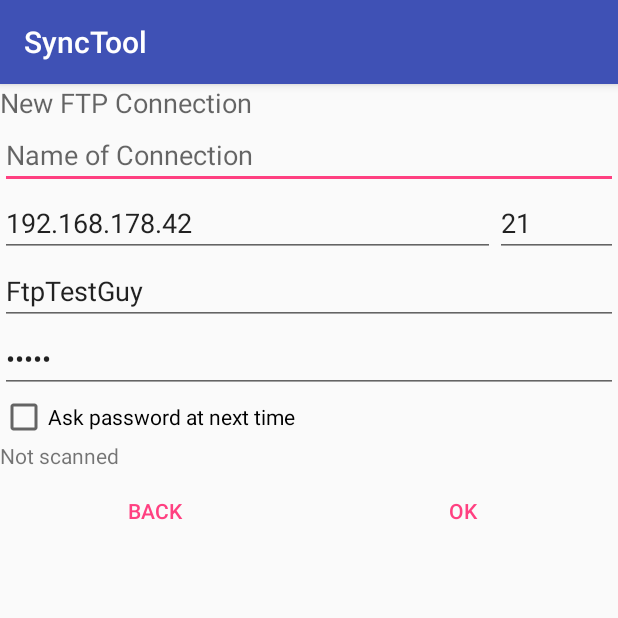
After one commit to TheAkki/Synctool, an Android app: the Wizzard_NewFtpConnection screen opened directly, with no data from a screen before it, on a phone screen of 412 x 824 dp, the top half of it. The commit adds this screen. Run offline under Robolectric (Android 15) with nearby library versions, the phone set to English and light mode, and no system bars.

Commit message:
Implement FTP Feature

```diff
--- a/app/src/main/AndroidManifest.xml
+++ b/app/src/main/AndroidManifest.xml
@@ -25,6 +25,7 @@
         <activity android:name=".Wizzard_New1" />
         <activity android:name=".Wizzard_New2" />
         <activity android:name=".Wizzard_NewOwnCloudConnection" />
+        <activity android:name=".Wizzard_NewFtpConnection" />
     </application>
 
 </manifest>
--- /dev/null
+++ b/app/src/main/java/theakki/synctool/Wizzard_NewFtpConnection.java
@@ -0,0 +1,205 @@
+package theakki.synctool;
+
+import android.app.Activity;
+import android.content.Intent;
+import android.os.Bundle;
+import android.support.v7.app.AppCompatActivity;
+import android.view.View;
+import android.widget.Button;
+import android.widget.CheckBox;
+import android.widget.CompoundButton;
+import android.widget.EditText;
+import android.widget.TextView;
+import android.widget.Toast;
+
+import theakki.synctool.Helper.Permissions;
+import theakki.synctool.Helper.PreferencesHelper;
+import theakki.synctool.Job.ConnectionTypes.ConnectionTypes;
+import theakki.synctool.Job.ConnectionTypes.FTPConnection;
+import theakki.synctool.Job.NamedConnectionHandler;
+
+public class Wizzard_NewFtpConnection extends AppCompatActivity
+{
+    private Button _btnBack;
+    private Button _btnOk;
+    private EditText _txtUrl;
+    private EditText _txtName;
+    private EditText _txtUser;
+    private EditText _txtPassword;
+    private CheckBox _cbAskPassword;
+    private TextView _txtConnStatus;
+    private CheckBox _cbFtps;
+    private EditText _txtPort;
+
+
+    @Override
+    public void onCreate(Bundle savedInstanceState) {
+        super.onCreate(savedInstanceState);
+        // Get the view from new_activity.xml
+        setContentView(R.layout.activity_newftpconnection);
+
+        // Back Button
+        _btnBack = findViewById(R.id.btn_Back);
+        _btnBack.setOnClickListener(new View.OnClickListener()
+        {
+            @Override
+            public void onClick(View view)
+            {
+                clickBack();
+            }
+        });
+
+        // Ok Button
+        _btnOk = findViewById(R.id.btn_Ok);
+        _btnOk.setOnClickListener(new View.OnClickListener() {
+            @Override
+            public void onClick(View view) {
+                clickOk(view);
+            }
+        });
+
+        // Url Text
+        _txtUrl = findViewById(R.id.txt_Url);
+
+        // Port Text
+        _txtPort = findViewById(R.id.txt_Port);
+
+        // Checkbox
+        _cbFtps = findViewById(R.id.cb_tls);
+        _cbFtps.setOnCheckedChangeListener(new CompoundButton.OnCheckedChangeListener() {
+            @Override
+            public void onCheckedChanged(CompoundButton buttonView, boolean isChecked) {
+                onTlsChanged(isChecked, _txtPort);
+            }
+        });
+
+        // Button Scan
+        //_btnScan = findViewById(R.id.btn_Scan);
+        //_btnScan.setOnClickListener(new View.OnClickListener() {
+        //    @Override
+        //    public void onClick(View view) {
+        //        clickScan();
+        //    }
+        //});
+
+        // Name Text
+        _txtName = findViewById(R.id.txt_Name);
+
+        // Status Text
+        _txtConnStatus = findViewById(R.id.txt_ConnectionStatus);
+
+        // Username Text
+        _txtUser = findViewById(R.id.txt_username);
+
+        // Password Text
+        _txtPassword = findViewById(R.id.txt_Password);
+
+        // Checkbox Ask Password
+        _cbAskPassword = findViewById(R.id.cb_AskPassword);
+
+        Permissions.requestForPermissionInternet(this);
+    }
+
+
+    private void onTlsChanged(boolean bIsChecked, EditText txtPort)
+    {
+        // maybe change port here
+    }
+
+
+    private void clickBack()
+    {
+        final Intent intent = new Intent();
+        setResult(Activity.RESULT_CANCELED, intent);
+        finish();
+    }
+
+
+    private boolean _bConnectionValid = false;
+    private boolean _bUserPermissionOk = false;
+    private void clickOk(View v)
+    {
+        String strName = _txtName.getText().toString().trim();
+
+        if(strName.length() == 0) {
+            Toast.makeText(v.getContext(), R.string.Toast_JobNameIsEmpty, Toast.LENGTH_SHORT).show();
+            return;
+        }
+
+        if(NamedConnectionHandler.getInstance().existConnection(strName) == true)
+        {
+            String strError = getString(R.string.Toast_ConnectionExist, strName);
+            Toast.makeText(v.getContext(), strError, Toast.LENGTH_SHORT).show();
+            return;
+        }
+
+        Thread thread = new Thread(new Runnable() {
+            @Override
+            public void run() {
+                try {
+                    final String username = _txtUser.getText().toString().trim();
+                    final String password = _txtPassword.getText().toString();
+                    final String strUri = _txtUrl.getText().toString().trim();
+                    final int iPort = Integer.parseInt(_txtPort.getText().toString());
+                    final boolean bTls = _cbFtps.isChecked();
+
+                    _bConnectionValid = FTPConnection.isAvailable(strUri, iPort, bTls);
+                    if(_bConnectionValid == false)
+                    {
+                        _bUserPermissionOk = false;
+                        return;
+                    }
+
+                    _bUserPermissionOk = FTPConnection.IsAccessible(strUri, iPort, bTls, username, password);
+                } catch(Exception e) {
+                    e.printStackTrace();
+                }
+            }
+        });
+        thread.start();
+
+        if(_bConnectionValid)
+        {
+            _txtConnStatus.setText(getApplication().getResources().getString(R.string.ConnectionTestStatus_ScannedAvailable));
+
+            if(_bUserPermissionOk)
+            {
+                _txtConnStatus.setText(getApplication().getResources().getString(R.string.ConnectionTestStatus_AccessGranted));
+            }
+            else
+            {
+                _txtConnStatus.setText(getApplication().getResources().getString(R.string.ConnectionTestStatus_AccessDenied));
+                Toast.makeText(v.getContext(), R.string.Toast_InvalidUserPassword, Toast.LENGTH_SHORT).show();
+                return;
+            }
+        }
+        else
+        {
+            _txtConnStatus.setText(getApplication().getResources().getString(R.string.ConnectionTestStatus_ScannedNotAvailable));
+            return;
+        }
+
+
+        NamedConnectionHandler.Connection connection = new NamedConnectionHandler.Connection();
+        connection.Url = _txtUrl.getText().toString().trim();
+        connection.Port = Integer.parseInt( _txtPort.getText().toString() );
+        connection.User = _txtUser.getText().toString().trim();
+        connection.Password = _txtPassword.getText().toString();
+        connection.Type = ConnectionTypes.FTP;
+        boolean storePassword = !_cbAskPassword.isChecked();
+
+        NamedConnectionHandler.getInstance().add(strName, connection, storePassword);
+        PreferencesHelper.getInstance().saveData(this, NamedConnectionHandler.getInstance());
+
+        final Intent intent = new Intent();
+        intent.putExtra(Wizzard_New2.Extra_ConnectionName, strName);
+        setResult(Activity.RESULT_OK, intent);
+        finish();
+    }
+
+
+    private void setEnableOkButton(boolean visible)
+    {
+        _btnOk.setEnabled(visible);
+    }
+}
--- /dev/null
+++ b/app/src/main/res/layout/activity_newftpconnection.xml
@@ -0,0 +1,120 @@
+<?xml version="1.0" encoding="utf-8"?>
+<LinearLayout xmlns:android="http://schemas.android.com/apk/res/android"
+    xmlns:tools="http://schemas.android.com/tools"
+    android:layout_width="match_parent"
+    android:layout_height="wrap_content"
+    android:orientation="vertical">
+
+    <TextView
+        android:layout_width="match_parent"
+        android:layout_height="wrap_content"
+        android:text="@string/Caption_NewFtpConnection"
+        android:textAppearance="@android:style/TextAppearance.Material.Medium"/>
+
+    <EditText
+        android:id="@+id/txt_Name"
+        android:layout_width="match_parent"
+        android:layout_height="wrap_content"
+        android:ems="10"
+        android:hint="@string/Hint_NameConnection"
+        android:inputType="text|textPersonName"
+        tools:text="Test Verbindung" />
+
+    <LinearLayout
+        android:layout_width="match_parent"
+        android:layout_height="match_parent"
+        android:orientation="horizontal">
+
+        <EditText
+            android:id="@+id/txt_Url"
+            android:layout_width="match_parent"
+            android:layout_height="wrap_content"
+            android:ems="10"
+            android:hint="@string/Hint_IP_Domain"
+            android:inputType="textUri|textPersonName"
+            android:text="@string/Ftp_Connection_Url"
+            android:layout_weight="1"/>
+
+        <EditText
+            android:id="@+id/txt_Port"
+            android:layout_width="match_parent"
+            android:layout_height="wrap_content"
+            android:text="@string/Ftp_DefaultPort"
+            android:hint="@string/Hint_Port"
+            android:ems="10"
+            android:inputType="numberDecimal"
+            android:layout_weight="4"
+            tools:text="65325"/>
+
+    </LinearLayout>
+
+    <CheckBox
+        android:id="@+id/cb_tls"
+        android:layout_width="match_parent"
+        android:layout_height="wrap_content"
+        android:text="@string/Checkbox_UseFTPS"
+        android:visibility="gone"/>
+
+    <EditText
+        android:id="@+id/txt_username"
+        android:layout_width="match_parent"
+        android:layout_height="wrap_content"
+        android:ems="10"
+        android:hint="@string/Hint_Username"
+        android:inputType="text"
+        android:text="@string/Ftp_Connection_User"
+        android:visibility="visible" />
+
+    <EditText
+        android:id="@+id/txt_Password"
+        android:layout_width="match_parent"
+        android:layout_height="wrap_content"
+        android:ems="10"
+        android:hint="@string/Hint_Password"
+        android:inputType="textPassword"
+        android:text="@string/Ftp_Connection_Pass"
+        android:visibility="visible" />
+
+    <CheckBox
+        android:id="@+id/cb_AskPassword"
+        android:layout_width="match_parent"
+        android:layout_height="wrap_content"
+        android:text="@string/Checkbox_AskPassword_NextTime"
+        android:visibility="visible" />
+
+    <TextView
+        android:id="@+id/txt_ConnectionStatus"
+        android:layout_width="match_parent"
+        android:layout_height="wrap_content"
+        android:layout_weight="1"
+        android:text="@string/ConnectionTestStatus_NotScanned" />
+
+    <Button
+        android:id="@+id/btn_Scan"
+        android:layout_width="match_parent"
+        android:layout_height="wrap_content"
+        android:text="@string/Button_Scan"
+        android:visibility="gone"/>
+
+    <LinearLayout
+        android:layout_width="match_parent"
+        android:layout_height="wrap_content"
+        android:orientation="horizontal">
+
+        <Button
+            android:id="@+id/btn_Back"
+            style="?android:buttonBarButtonStyle"
+            android:layout_width="wrap_content"
+            android:layout_height="wrap_content"
+            android:layout_weight="1"
+            android:text="@string/Button_Back" />
+
+        <Button
+            android:id="@+id/btn_Ok"
+            style="?android:buttonBarButtonStyle"
+            android:layout_width="wrap_content"
+            android:layout_height="wrap_content"
+            android:layout_weight="1"
+            android:text="@string/Button_Ok" />
+    </LinearLayout>
+</LinearLayout>
--- a/app/src/main/res/values/strings.xml
+++ b/app/src/main/res/values/strings.xml
@@ -44,10 +44,12 @@
 
     <string name="Hint_JobName">Name of Job</string>
     <string name="Hint_Url">https:// &#8230;</string>
+    <string name="Hint_IP_Domain">IP or url</string>
     <string name="Hint_NameConnection">Name of Connection</string>
     <string name="Hint_Username">Username</string>
     <string name="Hint_Password">Password</string>
     <string name="Hint_RelativePath">Relative path</string>
+    <string name="Hint_Port">Port</string>
 
     <string name="Value_Active">Active</string>
     <string name="Value_NotActive">NotActive</string>
@@ -77,6 +79,9 @@
     <string name="ContextM_Delete">Delete</string>
 
     <string name="Checkbox_AskPassword_NextTime">Ask password at next time</string>
+    <string name="Checkbox_UseFTPS">Use FTPs</string>
+
+    <string name="Ftp_DefaultPort" translatable="false">21</string>
 
 
     <string-array name="ConnectionTypes">
@@ -108,4 +113,7 @@
     <string name="OwnCloud_Connection_Url" translatable="false">http://192.168.178.42/owncloud</string>
     <string name="OwnCloud_Connection_User" translatable="false">OwnCloudConnection</string>
     <string name="OwnCloud_Connection_Pass" translatable="false">Test</string>
+    <string name="Ftp_Connection_Url" translatable="false">192.168.178.42</string>
+    <string name="Ftp_Connection_User" translatable="false">FtpTestGuy</string>
+    <string name="Ftp_Connection_Pass" translatable="false">12345</string>
 </resources>
```
Also changed, not shown: app/src/main/java/theakki/synctool/Wizzard_New2.java (+64 -4 lines).
